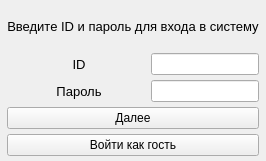
The window that code/form_for_login.ui (Alex-Sidorov/SEFOLL) describes before a commit, drawn with Qt 5.
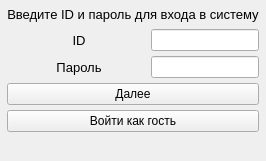
The same window after the commit.

```diff
--- a/code/form_for_login.ui
+++ b/code/form_for_login.ui
@@ -128,6 +128,13 @@
      </property>
     </widget>
    </item>
+   <item>
+    <widget class="QLabel" name="error">
+     <property name="text">
+      <string/>
+     </property>
+    </widget>
+   </item>
   </layout>
  </widget>
  <resources/>
```
